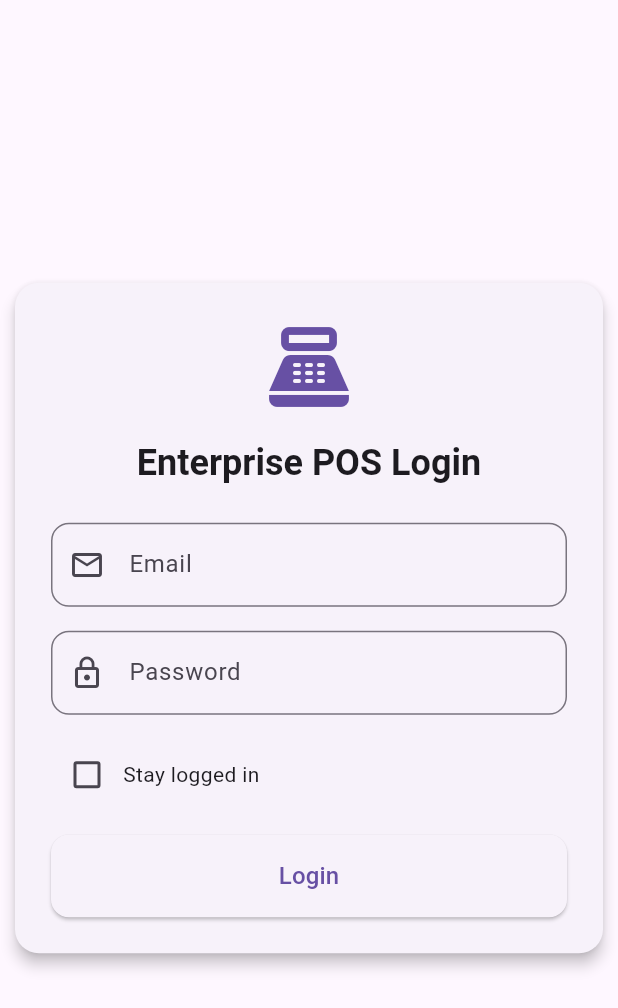
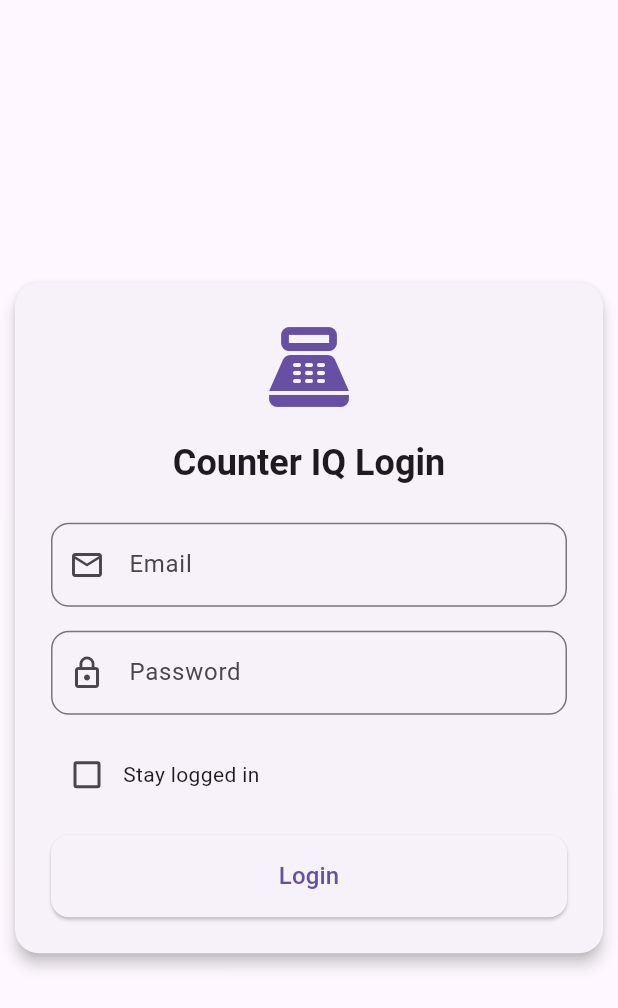
Before and after one commit to moeezs82/burger_pos, a Flutter app: the screen it shows after launch, on a phone screen of 412 x 824 dp. Shown: the top 1008 px of the screen. Run offline on Flutter 3.47's test engine with Material 3 defaults, Android fonts, the phone set to English and light mode, and no system bars; our stand-ins replace image_picker, pdf, printing, shared_preferences; missing offline and left inert: esc_pos_printer_plus, esc_pos_utils_plus.

Commit message:
feat: Update application name from Enterprise POS to Counter IQ

```diff
--- a/lib/main.dart
+++ b/lib/main.dart
@@ -21,7 +21,7 @@ class MyApp extends StatelessWidget {
       ],
       child: MaterialApp(
         debugShowCheckedModeBanner: false,
-        title: 'Enterprise POS',
+        title: 'Counter IQ',
         theme: ThemeData(primarySwatch: Colors.blue),
         home: Consumer<AuthProvider>(
           builder: (ctx, auth, _) =>
--- a/lib/screens/home_screen_up.dart
+++ b/lib/screens/home_screen_up.dart
@@ -47,7 +47,7 @@ class HomeScreen extends StatelessWidget {
       appBar: AppBar(
         elevation: 0,
         backgroundColor: Colors.transparent,
-        title: const Text("Enterprise POS"),
+        title: const Text("Counter IQ"),
         actions: [
           Padding(
             padding: const EdgeInsets.only(right: 6),
--- a/lib/screens/login_screen.dart
+++ b/lib/screens/login_screen.dart
@@ -66,7 +66,7 @@ class _LoginScreenState extends State<LoginScreen> {
                         size: 64, color: theme.colorScheme.primary),
                     const SizedBox(height: 16),
                     Text(
-                      "Enterprise POS Login",
+                      "Counter IQ Login",
                       style: theme.textTheme.headlineSmall?.copyWith(
                         fontWeight: FontWeight.bold,
                         color: theme.colorScheme.onSurface,
```
Also changed, not shown: 3 other files.
